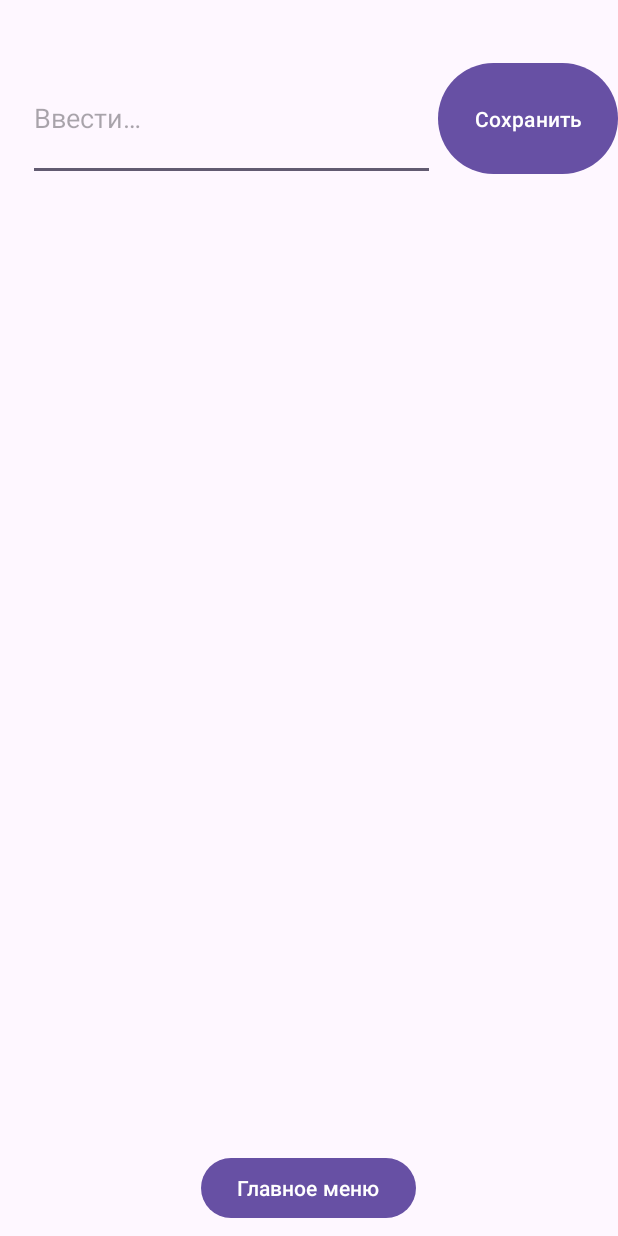
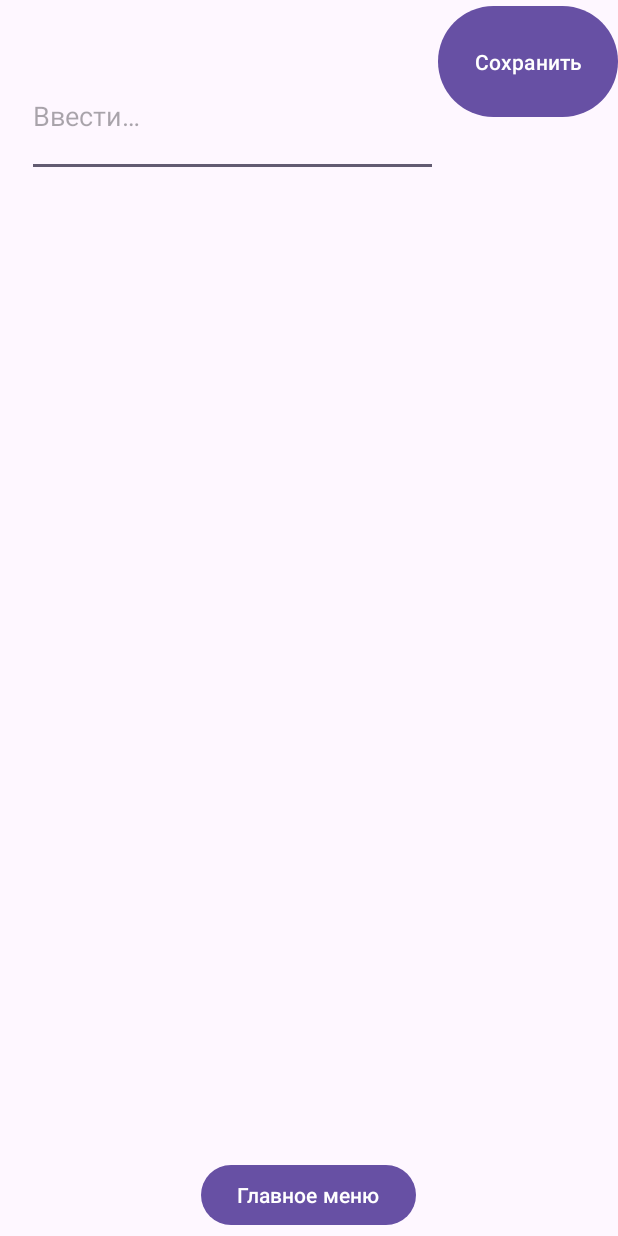
Before and after one commit to alexomur/MireaMobile, an Android app: the InputActivity screen opened directly, with no data from a screen before it, on a phone screen of 412 x 824 dp. Run offline under Robolectric (Android 15) with nearby library versions, the phone set to English and light mode, and no system bars.

Commit message:
report1 friday again

```diff
--- a/app/src/main/res/layout/activity_input.xml
+++ b/app/src/main/res/layout/activity_input.xml
@@ -7,29 +7,14 @@
     android:layout_height="match_parent"
     tools:context=".InputActivity">
 
-    <com.google.android.material.textfield.TextInputEditText
-        android:id="@+id/userInput"
-        android:layout_width="271dp"
-        android:layout_height="83dp"
-        android:hint="@string/text_input"
-        app:layout_constraintBottom_toBottomOf="parent"
-        app:layout_constraintEnd_toEndOf="parent"
-        app:layout_constraintHorizontal_bias="0.134"
-        app:layout_constraintStart_toStartOf="parent"
-        app:layout_constraintTop_toTopOf="parent"
-        app:layout_constraintVertical_bias="0.05" />
-
     <Button
         android:id="@+id/buttonSave"
         android:layout_width="120dp"
         android:layout_height="82dp"
         android:onClick="save"
         android:text="@string/add"
-        app:layout_constraintBottom_toBottomOf="@+id/userInput"
         app:layout_constraintEnd_toEndOf="parent"
-        app:layout_constraintHorizontal_bias="0.846"
-        app:layout_constraintStart_toEndOf="@+id/userInput"
-        app:layout_constraintTop_toTopOf="@+id/userInput" />
+        tools:layout_editor_absoluteY="33dp" />
 
     <TextView
         android:id="@+id/textViewList"
@@ -42,8 +27,7 @@
         app:layout_constraintEnd_toEndOf="parent"
         app:layout_constraintHorizontal_bias="0.493"
         app:layout_constraintStart_toStartOf="parent"
-        app:layout_constraintTop_toBottomOf="@+id/userInput"
-        app:layout_constraintVertical_bias="0.212" />
+        app:layout_constraintTop_toBottomOf="@+id/userInput" />
 
     <Button
         android:id="@+id/button7"
@@ -57,4 +41,19 @@
         app:layout_constraintStart_toStartOf="parent"
         app:layout_constraintTop_toBottomOf="@+id/textViewList"
         app:layout_constraintVertical_bias="0.903" />
+
+    <EditText
+        android:id="@+id/userInput"
+        android:layout_width="274dp"
+        android:layout_height="81dp"
+        android:ems="10"
+        android:hint="@string/text_input"
+        android:importantForAutofill="no"
+        android:inputType="text"
+        app:layout_constraintBottom_toBottomOf="parent"
+        app:layout_constraintEnd_toStartOf="@+id/buttonSave"
+        app:layout_constraintHorizontal_bias="1.0"
+        app:layout_constraintStart_toStartOf="parent"
+        app:layout_constraintTop_toTopOf="parent"
+        app:layout_constraintVertical_bias="0.049" />
 </androidx.constraintlayout.widget.ConstraintLayout>
--- a/app/src/main/res/layout/activity_main.xml
+++ b/app/src/main/res/layout/activity_main.xml
@@ -11,14 +11,15 @@
         android:id="@+id/button"
         android:layout_width="260dp"
         android:layout_height="50dp"
+        android:layout_marginTop="23dp"
         android:onClick="openNameActivity"
         android:text="@string/name_activity"
         app:layout_constraintBottom_toBottomOf="parent"
         app:layout_constraintEnd_toEndOf="parent"
         app:layout_constraintHorizontal_bias="0.496"
         app:layout_constraintStart_toStartOf="parent"
-        app:layout_constraintTop_toTopOf="parent"
-        app:layout_constraintVertical_bias="0.234" />
+        app:layout_constraintTop_toBottomOf="@+id/main_menu_text"
+        app:layout_constraintVertical_bias="0.035" />
 
     <Button
         android:id="@+id/button2"
```
